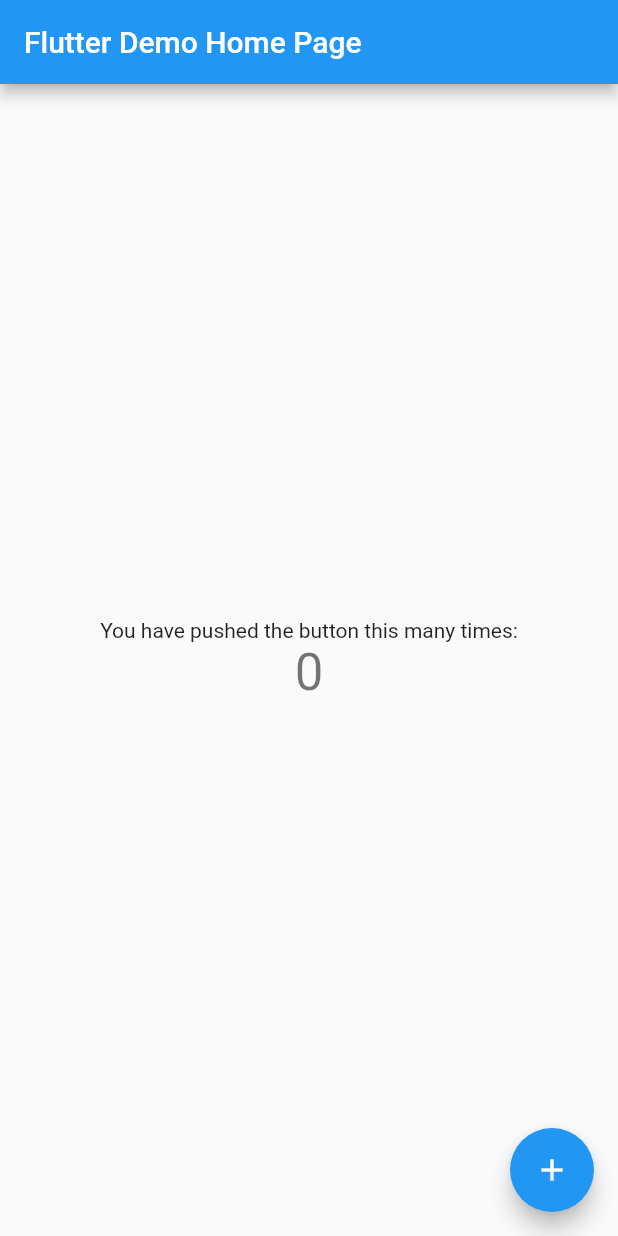
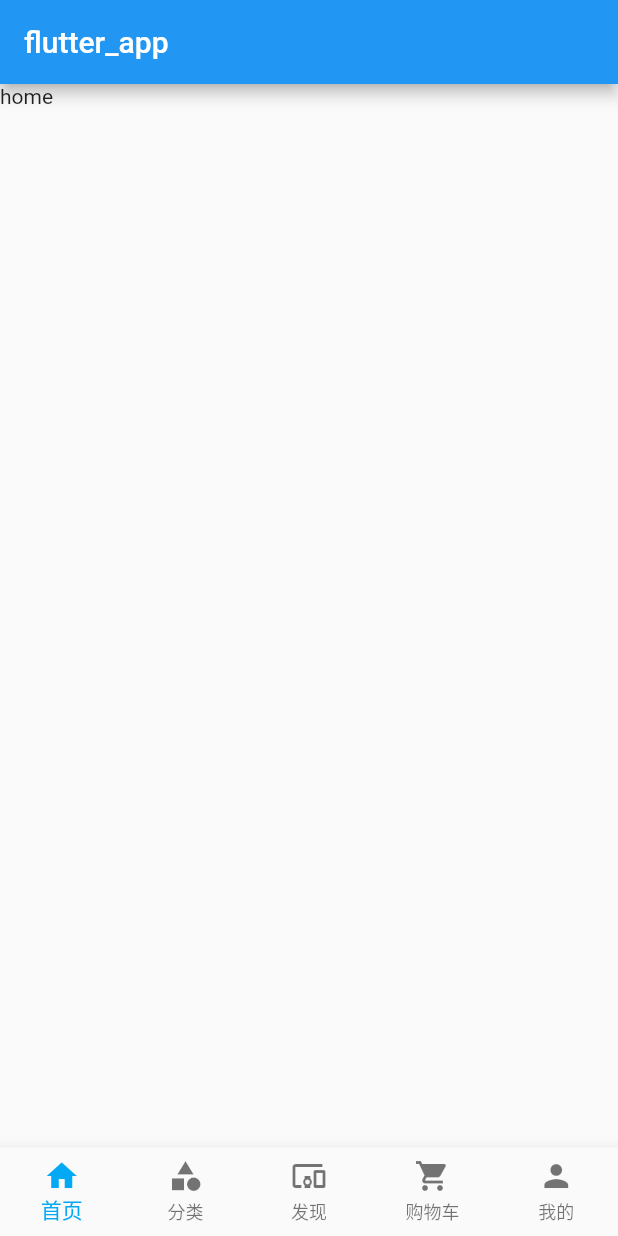
Before and after one commit to bmeritter/app, a Flutter app: the screen it shows after launch, on a phone screen of 412 x 824 dp. Run offline on Flutter 3.47's test engine with Material 2 defaults, Android fonts, the phone set to English and light mode, and no system bars.

Commit message:
feat: bottom nav bar

```diff
--- a/lib/main.dart
+++ b/lib/main.dart
@@ -1,111 +1,64 @@
 import 'package:flutter/material.dart';
+import 'package:flutterapp/page/category.dart';
+import 'package:flutterapp/page/discovery.dart';
+import 'package:flutterapp/page/home.dart';
+import 'package:flutterapp/page/profile.dart';
+import 'package:flutterapp/page/shopping-cart.dart';
 
 void main() => runApp(MyApp());
 
 class MyApp extends StatelessWidget {
-  // This widget is the root of your application.
   @override
   Widget build(BuildContext context) {
     return MaterialApp(
       title: 'Flutter Demo',
       theme: ThemeData(
-        // This is the theme of your application.
-        //
-        // Try running your application with "flutter run". You'll see the
-        // application has a blue toolbar. Then, without quitting the app, try
-        // changing the primarySwatch below to Colors.green and then invoke
-        // "hot reload" (press "r" in the console where you ran "flutter run",
-        // or simply save your changes to "hot reload" in a Flutter IDE).
-        // Notice that the counter didn't reset back to zero; the application
-        // is not restarted.
         primarySwatch: Colors.blue,
       ),
-      home: MyHomePage(title: 'Flutter Demo Home Page'),
+      home: MyHomePage(),
     );
   }
 }
 
 class MyHomePage extends StatefulWidget {
-  MyHomePage({Key key, this.title}) : super(key: key);
-
-  // This widget is the home page of your application. It is stateful, meaning
-  // that it has a State object (defined below) that contains fields that affect
-  // how it looks.
-
-  // This class is the configuration for the state. It holds the values (in this
-  // case the title) provided by the parent (in this case the App widget) and
-  // used by the build method of the State. Fields in a Widget subclass are
-  // always marked "final".
-
-  final String title;
 
   @override
-  _MyHomePageState createState() => _MyHomePageState();
+  State<StatefulWidget> createState() {
+   return new MyHomePageState();
+  }
+
 }
 
-class _MyHomePageState extends State<MyHomePage> {
-  int _counter = 0;
-
-  void _incrementCounter() {
-    setState(() {
-      // This call to setState tells the Flutter framework that something has
-      // changed in this State, which causes it to rerun the build method below
-      // so that the display can reflect the updated values. If we changed
-      // _counter without calling setState(), then the build method would not be
-      // called again, and so nothing would appear to happen.
-      _counter++;
-    });
-  }
+class MyHomePageState extends State<MyHomePage> {
+  final pages = [HomePage(), Category(), Discovery(), ShoppingCart(), Profile()];
+  int currentIndex = 0;
 
   @override
   Widget build(BuildContext context) {
-    // This method is rerun every time setState is called, for instance as done
-    // by the _incrementCounter method above.
-    //
-    // The Flutter framework has been optimized to make rerunning build methods
-    // fast, so that you can just rebuild anything that needs updating rather
-    // than having to individually change instances of widgets.
     return Scaffold(
-      appBar: AppBar(
-        // Here we take the value from the MyHomePage object that was created by
-        // the App.build method, and use it to set our appbar title.
-        title: Text(widget.title),
-      ),
-      body: Center(
-        // Center is a layout widget. It takes a single child and positions it
-        // in the middle of the parent.
-        child: Column(
-          // Column is also a layout widget. It takes a list of children and
-          // arranges them vertically. By default, it sizes itself to fit its
-          // children horizontally, and tries to be as tall as its parent.
-          //
-          // Invoke "debug painting" (press "p" in the console, choose the
-          // "Toggle Debug Paint" action from the Flutter Inspector in Android
-          // Studio, or the "Toggle Debug Paint" command in Visual Studio Code)
-          // to see the wireframe for each widget.
-          //
-          // Column has various properties to control how it sizes itself and
-          // how it positions its children. Here we use mainAxisAlignment to
-          // center the children vertically; the main axis here is the vertical
-          // axis because Columns are vertical (the cross axis would be
-          // horizontal).
-          mainAxisAlignment: MainAxisAlignment.center,
-          children: <Widget>[
-            Text(
-              'You have pushed the button this many times:',
-            ),
-            Text(
-              '$_counter',
-              style: Theme.of(context).textTheme.display1,
-            ),
+        appBar: AppBar(
+          title: Text("flutter_app"),
+        ),
+        bottomNavigationBar: BottomNavigationBar(
+          selectedItemColor: Colors.lightBlue,
+          onTap: (index) => {
+            setState(() => {
+              currentIndex = index
+            }),
+          },
+          type: BottomNavigationBarType.fixed,
+          currentIndex: 0,
+          items: [
+            BottomNavigationBarItem(icon: Icon(Icons.home), title: Text("首页")),
+            BottomNavigationBarItem(
+                icon: Icon(Icons.category), title: Text("分类")),BottomNavigationBarItem(
+                icon: Icon(Icons.devices_other), title: Text("发现")),
+            BottomNavigationBarItem(
+                icon: Icon(Icons.shopping_cart), title: Text("购物车")),
+            BottomNavigationBarItem(
+                icon: Icon(Icons.person), title: Text("我的")),
           ],
         ),
-      ),
-      floatingActionButton: FloatingActionButton(
-        onPressed: _incrementCounter,
-        tooltip: 'Increment',
-        child: Icon(Icons.add),
-      ), // This trailing comma makes auto-formatting nicer for build methods.
-    );
+        body: pages[currentIndex]);
   }
 }
--- /dev/null
+++ b/lib/page/home.dart
@@ -0,0 +1,10 @@
+import 'package:flutter/material.dart';
+
+class HomePage extends StatelessWidget {
+  @override
+  Widget build(BuildContext context) {
+    return Container(
+      child: Text('home'),
+    );
+  }
+}
```
Also changed, not shown: lib/page/category.dart (added, +10 -0 lines), lib/page/discovery.dart (added, +10 -0 lines), lib/page/profile.dart (added, +10 -0 lines), lib/page/shopping-cart.dart (added, +10 -0 lines).
